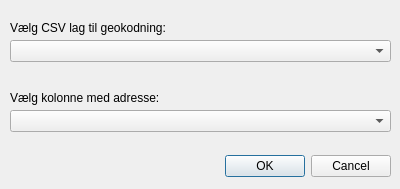
Qt form geoadressevask_dialog_base_old.ui (AndersVittrup/GeoCoder_AdresseVask) before a commit.
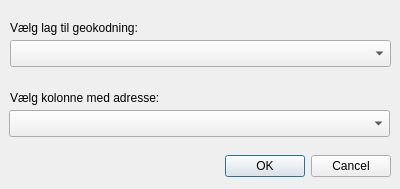
The same form after that commit. Custom widgets are drawn as their Qt base class.

What changed in the file:
```diff
--- a/geoadressevask_dialog_base_old.ui
+++ b/geoadressevask_dialog_base_old.ui
@@ -29,16 +29,6 @@
     <set>QDialogButtonBox::Cancel|QDialogButtonBox::Ok</set>
    </property>
   </widget>
-  <widget class="QComboBox" name="layerCombo">
-   <property name="geometry">
-    <rect>
-     <x>10</x>
-     <y>40</y>
-     <width>381</width>
-     <height>22</height>
-    </rect>
-   </property>
-  </widget>
   <widget class="QLabel" name="layerLabel">
    <property name="geometry">
     <rect>
@@ -49,7 +39,7 @@
     </rect>
    </property>
    <property name="text">
-    <string>Vælg CSV lag til geokodning:</string>
+    <string>Vælg lag til geokodning:</string>
    </property>
   </widget>
   <widget class="QLabel" name="colmLabel">
@@ -65,17 +55,47 @@
     <string>Vælg kolonne med adresse:</string>
    </property>
   </widget>
-  <widget class="QComboBox" name="colmCombo">
+  <widget class="QgsFieldComboBox" name="mFieldComboBox">
    <property name="geometry">
     <rect>
-     <x>10</x>
+     <x>9</x>
      <y>110</y>
      <width>381</width>
-     <height>22</height>
+     <height>27</height>
     </rect>
    </property>
   </widget>
+  <widget class="QgsMapLayerComboBox" name="mMapLayerComboBox">
+   <property name="geometry">
+    <rect>
+     <x>10</x>
+     <y>40</y>
+     <width>381</width>
+     <height>27</height>
+    </rect>
+   </property>
+   <property name="filters">
+    <set>QgsMapLayerProxyModel::HasGeometry|QgsMapLayerProxyModel::LineLayer|QgsMapLayerProxyModel::NoGeometry|QgsMapLayerProxyModel::PluginLayer|QgsMapLayerProxyModel::PointLayer|QgsMapLayerProxyModel::PolygonLayer|QgsMapLayerProxyModel::VectorLayer</set>
+   </property>
+  </widget>
  </widget>
+ <customwidgets>
+   <customwidget>
+   <class>QgsMapLayerProxyModel</class>
+   <extends>QComboBox</extends>
+   <header>qgis.gui</header>
+  </customwidget>
+  <customwidget>
+   <class>QgsFieldComboBox</class>
+   <extends>QComboBox</extends>
+   <header>qgis.gui</header>
+  </customwidget>
+  <customwidget>
+   <class>QgsMapLayerComboBox</class>
+   <extends>QComboBox</extends>
+   <header>qgis.gui</header>
+  </customwidget>
+ </customwidgets>
  <resources/>
  <connections>
   <connection>
```
